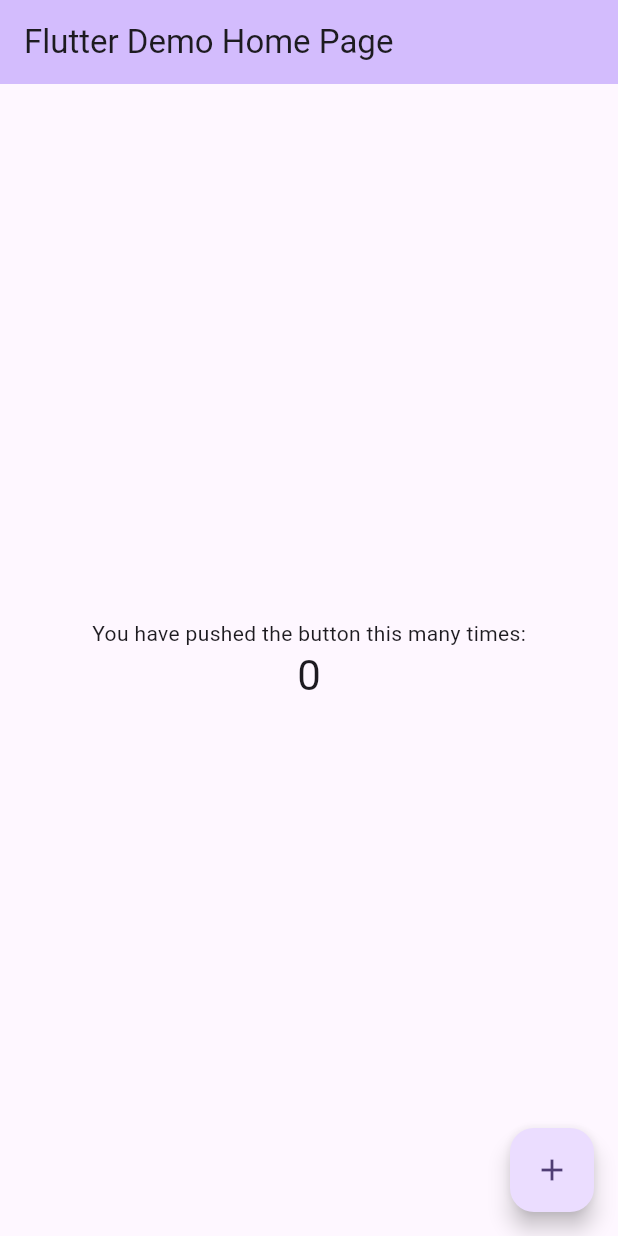
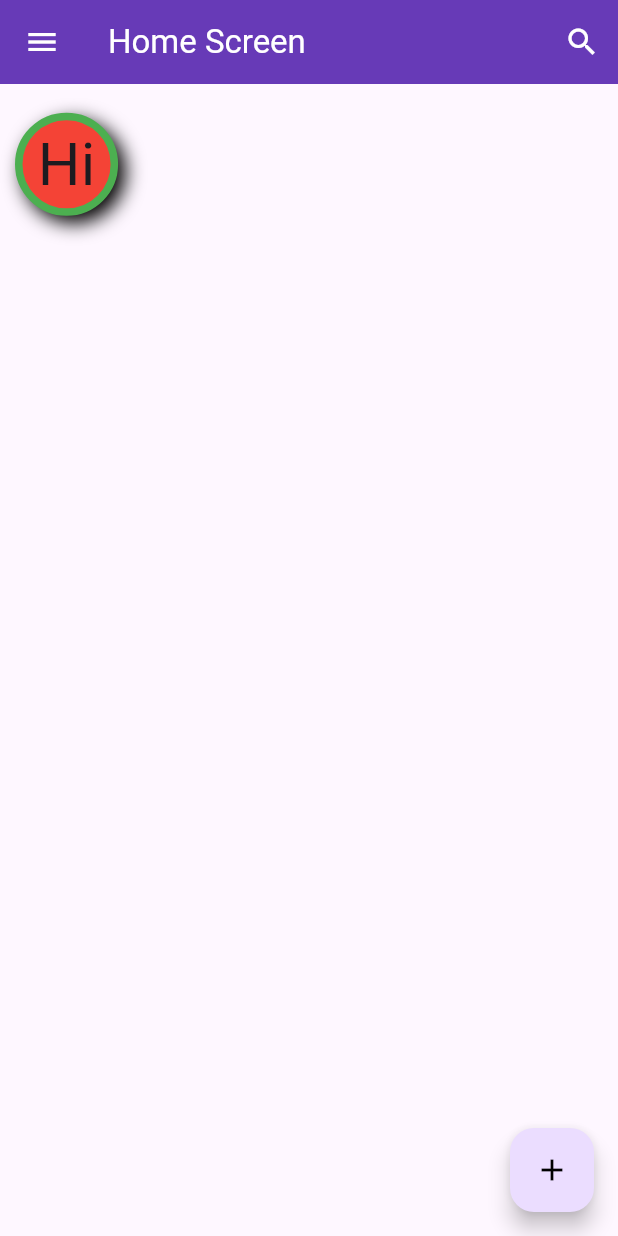
Before and after one commit to evanosouth/flutter1, a Flutter app: the screen it shows after launch, on a phone screen of 412 x 824 dp. Run offline on Flutter 3.47's test engine with Material 3 defaults, Android fonts, the phone set to English and light mode, and no system bars.

Commit message:
container

```diff
--- a/lib/main.dart
+++ b/lib/main.dart
@@ -31,96 +31,76 @@ class MyApp extends StatelessWidget {
         colorScheme: ColorScheme.fromSeed(seedColor: Colors.deepPurple),
         useMaterial3: true,
       ),
-      home: const MyHomePage(title: 'Flutter Demo Home Page'),
+      home: const mainScreen(),
       debugShowCheckedModeBanner: false,
     );
   }
 }
 
-class MyHomePage extends StatefulWidget {
-  const MyHomePage({super.key, required this.title});
-
-  // This widget is the home page of your application. It is stateful, meaning
-  // that it has a State object (defined below) that contains fields that affect
-  // how it looks.
-
-  // This class is the configuration for the state. It holds the values (in this
-  // case the title) provided by the parent (in this case the App widget) and
-  // used by the build method of the State. Fields in a Widget subclass are
-  // always marked "final".
-
-  final String title;
-
-  @override
-  State<MyHomePage> createState() => _MyHomePageState();
-}
-
-class _MyHomePageState extends State<MyHomePage> {
-  int _counter = 0;
-
-  void _incrementCounter() {
-    setState(() {
-      // This call to setState tells the Flutter framework that something has
-      // changed in this State, which causes it to rerun the build method below
-      // so that the display can reflect the updated values. If we changed
-      // _counter without calling setState(), then the build method would not be
-      // called again, and so nothing would appear to happen.
-      _counter++;
-    });
-  }
+class mainScreen extends StatelessWidget {
+  const mainScreen({Key? key}) : super(key: key);
 
   @override
   Widget build(BuildContext context) {
-    // This method is rerun every time setState is called, for instance as done
-    // by the _incrementCounter method above.
-    //
-    // The Flutter framework has been optimized to make rerunning build methods
-    // fast, so that you can just rebuild anything that needs updating rather
-    // than having to individually change instances of widgets.
     return Scaffold(
       appBar: AppBar(
-        // TRY THIS: Try changing the color here to a specific color (to
-        // Colors.amber, perhaps?) and trigger a hot reload to see the AppBar
-        // change color while the other colors stay the same.
-        backgroundColor: Theme.of(context).colorScheme.inversePrimary,
-        // Here we take the value from the MyHomePage object that was created by
-        // the App.build method, and use it to set our appbar title.
-        title: Text(widget.title),
+        leading: IconButton(
+          onPressed: () {},
+          icon: Icon(
+            Icons.menu,
+            color: Colors.white,
+          )
+        ),
+        title: const Text('Home Screen',
+          style: TextStyle(
+            color: Colors.white,
+          ),
+        ),
+        actions: [
+          IconButton(
+            onPressed: (){
+              // Logic Here
+            },
+            icon: Icon(
+              Icons.search,
+              color: Colors.white,
+            ),
+          ),
+        ],
+        backgroundColor: Colors.deepPurple,
       ),
-      body: Center(
-        // Center is a layout widget. It takes a single child and positions it
-        // in the middle of the parent.
-        child: Column(
-          // Column is also a layout widget. It takes a list of children and
-          // arranges them vertically. By default, it sizes itself to fit its
-          // children horizontally, and tries to be as tall as its parent.
-          //
-          // Column has various properties to control how it sizes itself and
-          // how it positions its children. Here we use mainAxisAlignment to
-          // center the children vertically; the main axis here is the vertical
-          // axis because Columns are vertical (the cross axis would be
-          // horizontal).
-          //
-          // TRY THIS: Invoke "debug painting" (choose the "Toggle Debug Paint"
-          // action in the IDE, or press "p" in the console), to see the
-          // wireframe for each widget.
-          mainAxisAlignment: MainAxisAlignment.center,
-          children: <Widget>[
-            const Text(
-              'You have pushed the button this many times:',
-            ),
-            Text(
-              '$_counter',
-              style: Theme.of(context).textTheme.headlineMedium,
-            ),
-          ],
+      body:
+
+      // Penggunaan center
+      // Center(
+      //   child: Text('Hello world'),
+      // ),
+
+      // Penggunaan Container
+      Container(
+        child: Text('Hi', style: TextStyle(fontSize: 40),),
+        // color: Colors.blue,
+        padding: EdgeInsets.all(10),
+        margin: EdgeInsets.all(10),
+        decoration: BoxDecoration(
+          color: Colors.red,
+          shape: BoxShape.circle,
+          boxShadow: [BoxShadow(
+            color: Colors.black,
+            offset: Offset(5, 5),
+            blurRadius: 10
+          )],
+          border: Border.all(color: Colors.green, width: 5)
         ),
       ),
+
       floatingActionButton: FloatingActionButton(
-        onPressed: _incrementCounter,
-        tooltip: 'Increment',
-        child: const Icon(Icons.add),
-      ), // This trailing comma makes auto-formatting nicer for build methods.
+        onPressed: (){},
+        child: Icon(
+          Icons.add,
+          color: Colors.black,
+        ),
+      ),
     );
   }
 }
```
